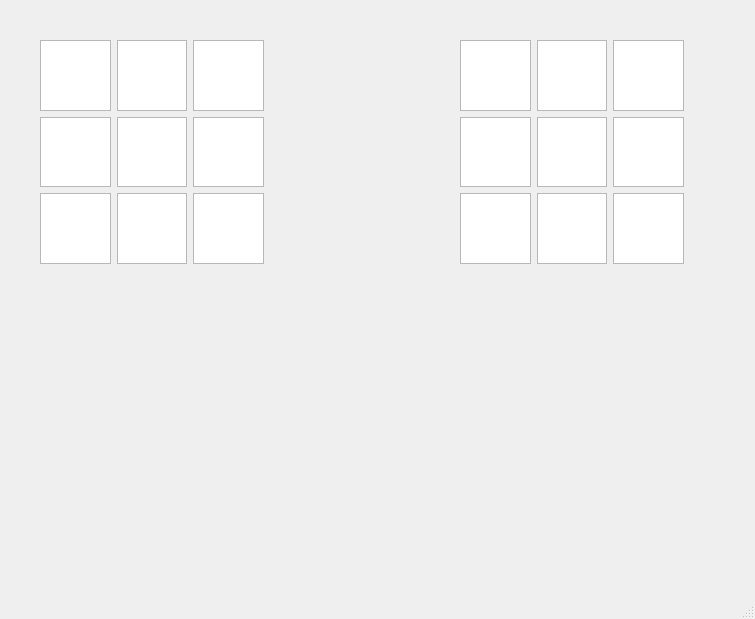
Above: C++/qt/MatrixPro/Matrix/mainwindow.ui from ilya-uzun/Learning before the change. Below: the same form after it.
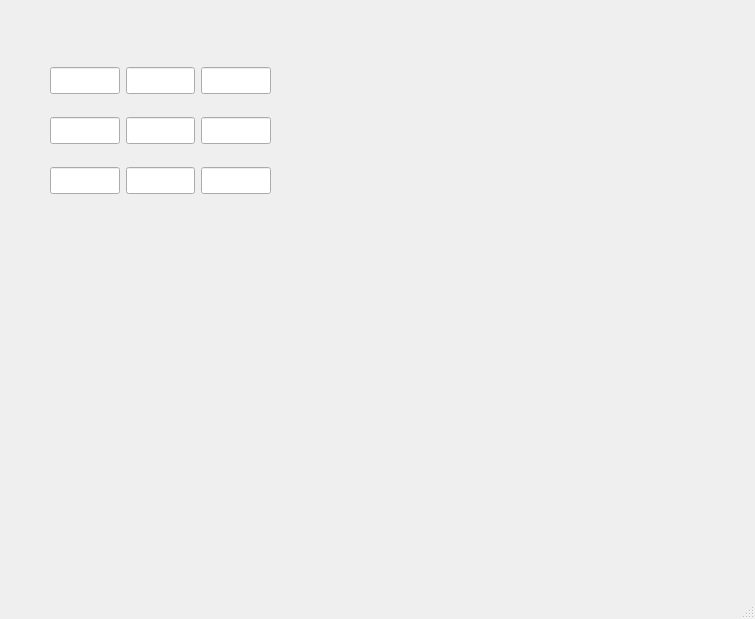
That is the form after the change.

Patch:
```diff
--- a/C++/qt/MatrixPro/Matrix/mainwindow.ui
+++ b/C++/qt/MatrixPro/Matrix/mainwindow.ui
@@ -14,192 +14,6 @@
    <string>MainWindow</string>
   </property>
   <widget class="QWidget" name="centralwidget">
-   <widget class="QWidget" name="layoutWidget">
-    <property name="geometry">
-     <rect>
-      <x>460</x>
-      <y>40</y>
-      <width>224</width>
-      <height>224</height>
-     </rect>
-    </property>
-    <layout class="QGridLayout" name="gridLayout_2">
-     <item row="1" column="0">
-      <widget class="QTextEdit" name="textEdit_13">
-       <property name="font">
-        <font>
-         <pointsize>12</pointsize>
-        </font>
-       </property>
-      </widget>
-     </item>
-     <item row="1" column="1">
-      <widget class="QTextEdit" name="textEdit_14">
-       <property name="font">
-        <font>
-         <pointsize>12</pointsize>
-        </font>
-       </property>
-      </widget>
-     </item>
-     <item row="0" column="0">
-      <widget class="QTextEdit" name="textEdit_10">
-       <property name="font">
-        <font>
-         <pointsize>12</pointsize>
-        </font>
-       </property>
-      </widget>
-     </item>
-     <item row="2" column="2">
-      <widget class="QTextEdit" name="textEdit_18">
-       <property name="font">
-        <font>
-         <pointsize>12</pointsize>
-        </font>
-       </property>
-      </widget>
-     </item>
-     <item row="1" column="2">
-      <widget class="QTextEdit" name="textEdit_15">
-       <property name="font">
-        <font>
-         <pointsize>12</pointsize>
-        </font>
-       </property>
-      </widget>
-     </item>
-     <item row="0" column="2">
-      <widget class="QTextEdit" name="textEdit_12">
-       <property name="font">
-        <font>
-         <pointsize>12</pointsize>
-        </font>
-       </property>
-      </widget>
-     </item>
-     <item row="2" column="0">
-      <widget class="QTextEdit" name="textEdit_16">
-       <property name="font">
-        <font>
-         <pointsize>12</pointsize>
-        </font>
-       </property>
-      </widget>
-     </item>
-     <item row="0" column="1">
-      <widget class="QTextEdit" name="textEdit_11">
-       <property name="font">
-        <font>
-         <pointsize>12</pointsize>
-        </font>
-       </property>
-      </widget>
-     </item>
-     <item row="2" column="1">
-      <widget class="QTextEdit" name="textEdit_17">
-       <property name="font">
-        <font>
-         <pointsize>12</pointsize>
-        </font>
-       </property>
-      </widget>
-     </item>
-    </layout>
-   </widget>
-   <widget class="QWidget" name="">
-    <property name="geometry">
-     <rect>
-      <x>40</x>
-      <y>40</y>
-      <width>224</width>
-      <height>224</height>
-     </rect>
-    </property>
-    <layout class="QGridLayout" name="gridLayout">
-     <item row="0" column="0">
-      <widget class="QTextEdit" name="textEdit">
-       <property name="font">
-        <font>
-         <pointsize>12</pointsize>
-        </font>
-       </property>
-      </widget>
-     </item>
-     <item row="0" column="1">
-      <widget class="QTextEdit" name="textEdit_2">
-       <property name="font">
-        <font>
-         <pointsize>12</pointsize>
-        </font>
-       </property>
-      </widget>
-     </item>
-     <item row="0" column="2">
-      <widget class="QTextEdit" name="textEdit_3">
-       <property name="font">
-        <font>
-         <pointsize>12</pointsize>
-        </font>
-       </property>
-      </widget>
-     </item>
-     <item row="1" column="0">
-      <widget class="QTextEdit" name="textEdit_6">
-       <property name="font">
-        <font>
-         <pointsize>12</pointsize>
-        </font>
-       </property>
-      </widget>
-     </item>
-     <item row="1" column="1">
-      <widget class="QTextEdit" name="textEdit_5">
-       <property name="font">
-        <font>
-         <pointsize>12</pointsize>
-        </font>
-       </property>
-      </widget>
-     </item>
-     <item row="1" column="2">
-      <widget class="QTextEdit" name="textEdit_4">
-       <property name="font">
-        <font>
-         <pointsize>12</pointsize>
-        </font>
-       </property>
-      </widget>
-     </item>
-     <item row="2" column="0">
-      <widget class="QTextEdit" name="textEdit_9">
-       <property name="font">
-        <font>
-         <pointsize>12</pointsize>
-        </font>
-       </property>
-      </widget>
-     </item>
-     <item row="2" column="1">
-      <widget class="QTextEdit" name="textEdit_8">
-       <property name="font">
-        <font>
-         <pointsize>12</pointsize>
-        </font>
-       </property>
-      </widget>
-     </item>
-     <item row="2" column="2">
-      <widget class="QTextEdit" name="textEdit_7">
-       <property name="font">
-        <font>
-         <pointsize>12</pointsize>
-        </font>
-       </property>
-      </widget>
-     </item>
-    </layout>
-   </widget>
    <widget class="QWidget" name="">
     <property name="geometry">
      <rect>
@@ -275,6 +89,108 @@
      </item>
     </layout>
    </widget>
+   <widget class="QWidget" name="">
+    <property name="geometry">
+     <rect>
+      <x>50</x>
+      <y>50</y>
+      <width>221</width>
+      <height>161</height>
+     </rect>
+    </property>
+    <layout class="QGridLayout" name="gridLayout">
+     <item row="0" column="0">
+      <widget class="QLineEdit" name="lineEdit">
+       <property name="font">
+        <font>
+         <pointsize>12</pointsize>
+         <stylestrategy>PreferDefault</stylestrategy>
+        </font>
+       </property>
+      </widget>
+     </item>
+     <item row="0" column="1">
+      <widget class="QLineEdit" name="lineEdit_2">
+       <property name="font">
+        <font>
+         <pointsize>12</pointsize>
+         <stylestrategy>PreferDefault</stylestrategy>
+        </font>
+       </property>
+      </widget>
+     </item>
+     <item row="0" column="2">
+      <widget class="QLineEdit" name="lineEdit_3">
+       <property name="font">
+        <font>
+         <pointsize>12</pointsize>
+         <stylestrategy>PreferDefault</stylestrategy>
+        </font>
+       </property>
+      </widget>
+     </item>
+     <item row="1" column="0">
+      <widget class="QLineEdit" name="lineEdit_5">
+       <property name="font">
+        <font>
+         <pointsize>12</pointsize>
+         <stylestrategy>PreferDefault</stylestrategy>
+        </font>
+       </property>
+      </widget>
+     </item>
+     <item row="1" column="1">
+      <widget class="QLineEdit" name="lineEdit_6">
+       <property name="font">
+        <font>
+         <pointsize>12</pointsize>
+         <stylestrategy>PreferDefault</stylestrategy>
+        </font>
+       </property>
+      </widget>
+     </item>
+     <item row="1" column="2">
+      <widget class="QLineEdit" name="lineEdit_4">
+       <property name="font">
+        <font>
+         <pointsize>12</pointsize>
+         <stylestrategy>PreferDefault</stylestrategy>
+        </font>
+       </property>
+      </widget>
+     </item>
+     <item row="2" column="0">
+      <widget class="QLineEdit" name="lineEdit_8">
+       <property name="font">
+        <font>
+         <pointsize>12</pointsize>
+         <stylestrategy>PreferDefault</stylestrategy>
+        </font>
+       </property>
+      </widget>
+     </item>
+     <item row="2" column="1">
+      <widget class="QLineEdit" name="lineEdit_9">
+       <property name="font">
+        <font>
+         <pointsize>12</pointsize>
+         <stylestrategy>PreferDefault</stylestrategy>
+        </font>
+       </property>
+      </widget>
+     </item>
+     <item row="2" column="2">
+      <widget class="QLineEdit" name="lineEdit_7">
+       <property name="font">
+        <font>
+         <pointsize>12</pointsize>
+         <stylestrategy>PreferDefault</stylestrategy>
+        </font>
+       </property>
+      </widget>
+     </item>
+    </layout>
+   </widget>
   </widget>
   <widget class="QMenuBar" name="menubar">
    <property name="geometry">
```
